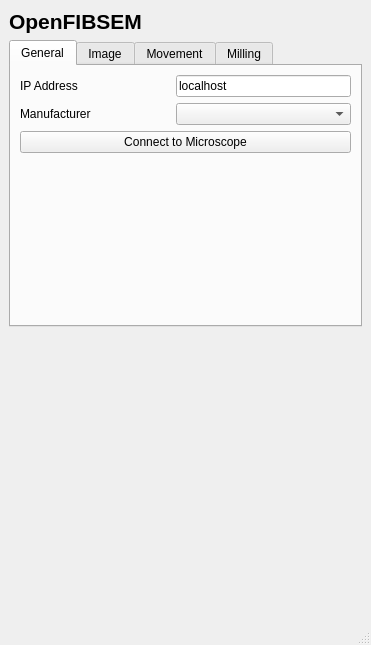
Qt form fibsem/ui/qtdesigner_files/FibsemUI.ui (DeMarcoLab/fibsem) before a commit.
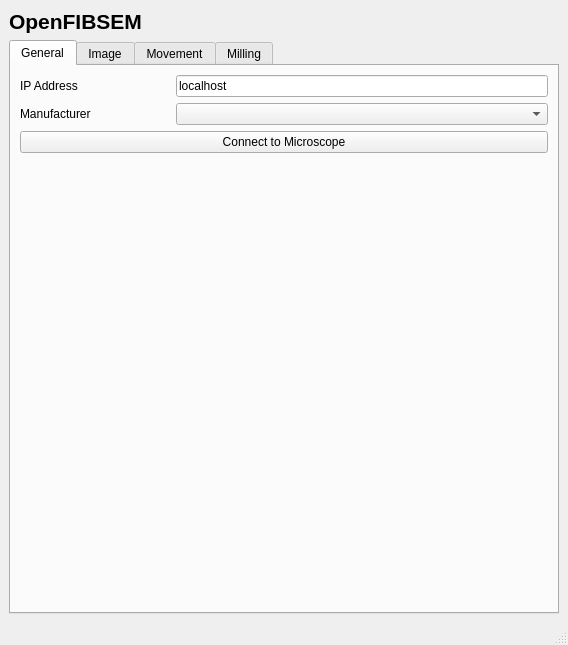
The same form after that commit.

```diff
--- a/fibsem/ui/qtdesigner_files/FibsemUI.ui
+++ b/fibsem/ui/qtdesigner_files/FibsemUI.ui
@@ -6,7 +6,7 @@
    <rect>
     <x>0</x>
     <y>0</y>
-    <width>371</width>
+    <width>568</width>
     <height>645</height>
    </rect>
   </property>
@@ -120,19 +120,6 @@
       </property>
      </widget>
     </item>
-    <item row="2" column="0">
-     <spacer name="verticalSpacer">
-      <property name="orientation">
-       <enum>Qt::Vertical</enum>
-      </property>
-      <property name="sizeHint" stdset="0">
-       <size>
-        <width>20</width>
-        <height>40</height>
-       </size>
-      </property>
-     </spacer>
-    </item>
    </layout>
   </widget>
   <widget class="QMenuBar" name="menubar">
```
Left out of the diff: 2 changed lines with no effect on the pictures.
